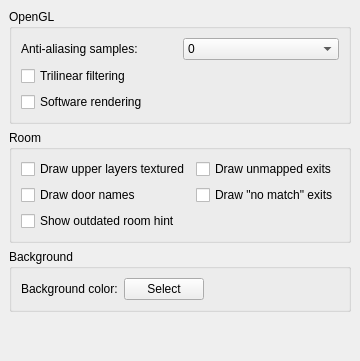
Before: the Qt Designer form src/preferences/graphicspage.ui in MUME/MMapper, drawn with Qt 5.
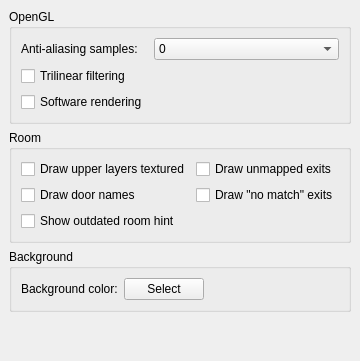
After: the same form once the commit is applied.

The edit to the form file:
```diff
--- a/src/preferences/graphicspage.ui
+++ b/src/preferences/graphicspage.ui
@@ -107,6 +107,19 @@
         </property>
        </widget>
       </item>
+      <item row="2" column="2">
+       <spacer name="horizontalSpacer_2">
+        <property name="orientation">
+         <enum>Qt::Horizontal</enum>
+        </property>
+        <property name="sizeHint" stdset="0">
+         <size>
+          <width>40</width>
+          <height>20</height>
+         </size>
+        </property>
+       </spacer>
+      </item>
      </layout>
     </widget>
    </item>
```
